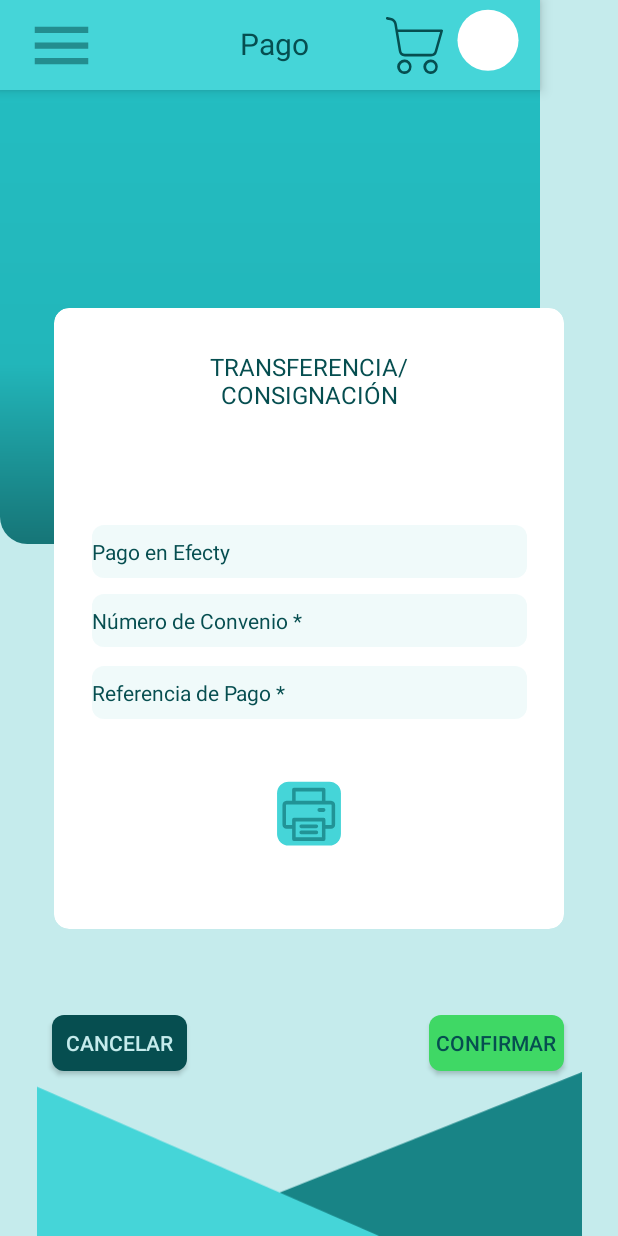
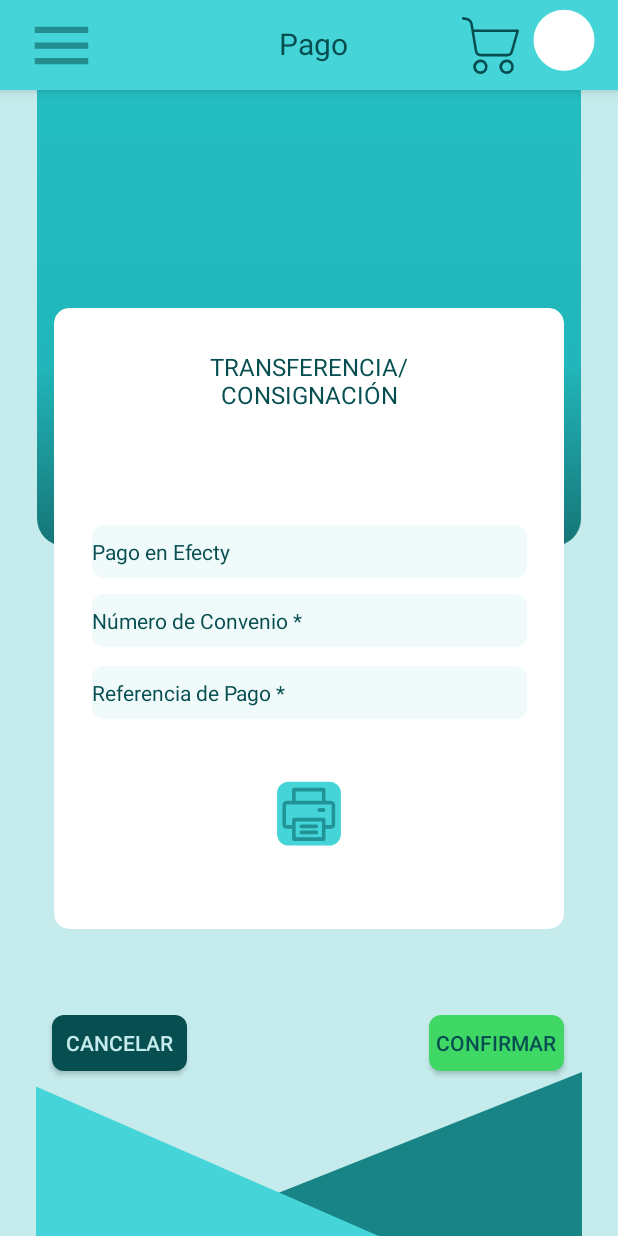
Before and after one commit to bgilbarreto/app_mobile_project, an Android app: the screen it shows after launch (MainActivity), on a phone screen of 412 x 824 dp. Run offline under Robolectric (Android 15) with nearby library versions, the light colour scheme and no system bars.

Commit message:
ajustes de diseño responsive, bloqueo de rotacion

```diff
--- a/app/src/main/res/layout/activity_camera_view.xml
+++ b/app/src/main/res/layout/activity_camera_view.xml
@@ -25,7 +25,7 @@
         tools:ignore="MissingConstraints" />
 
     <androidx.appcompat.widget.Toolbar
-        android:layout_width="360dp"
+        android:layout_width="match_parent"
         android:layout_height="60dp"
         android:background="@color/light_toolbar"
         android:elevation="5dp"
@@ -117,9 +117,10 @@
         android:background="@drawable/camera_icon"
         app:layout_constraintBottom_toBottomOf="parent"
         app:layout_constraintEnd_toEndOf="parent"
+        app:layout_constraintHorizontal_bias="0.534"
         app:layout_constraintStart_toStartOf="parent"
         app:layout_constraintTop_toTopOf="parent"
-        app:layout_constraintVertical_bias="0.969"
+        app:layout_constraintVertical_bias="0.955"
         tools:ignore="MissingConstraints" />
 
 </androidx.constraintlayout.widget.ConstraintLayout>
--- a/app/src/main/res/layout/activity_confirm_delivery.xml
+++ b/app/src/main/res/layout/activity_confirm_delivery.xml
@@ -9,7 +9,7 @@
 
     <ImageView
         android:id="@+id/imageView4"
-        android:layout_width="360dp"
+        android:layout_width="match_parent"
         android:layout_height="364dp"
         app:layout_constraintBottom_toTopOf="@+id/imageView2"
         app:layout_constraintEnd_toEndOf="parent"
@@ -21,7 +21,7 @@
 
     <androidx.appcompat.widget.Toolbar
         android:id="@+id/toolbar"
-        android:layout_width="360dp"
+        android:layout_width="match_parent"
         android:layout_height="60dp"
         android:background="@color/light_toolbar"
         android:elevation="5dp"
@@ -84,7 +84,7 @@
 
     <ImageView
         android:id="@+id/imageView2"
-        android:layout_width="363dp"
+        android:layout_width="match_parent"
         android:layout_height="109dp"
         app:layout_constraintBottom_toBottomOf="parent"
         app:layout_constraintEnd_toEndOf="parent"
--- a/app/src/main/res/layout/activity_main.xml
+++ b/app/src/main/res/layout/activity_main.xml
@@ -9,7 +9,7 @@
 
     <ImageView
         android:id="@+id/imageView4"
-        android:layout_width="360dp"
+        android:layout_width="match_parent"
         android:layout_height="364dp"
         app:layout_constraintBottom_toTopOf="@+id/imageView2"
         app:layout_constraintEnd_toEndOf="parent"
@@ -20,7 +20,7 @@
         app:srcCompat="@drawable/ic_rectangulo_894" />
 
     <androidx.appcompat.widget.Toolbar
-        android:layout_width="360dp"
+        android:layout_width="match_parent"
         android:layout_height="60dp"
         android:background="@color/light_toolbar"
         android:elevation="5dp"
@@ -82,7 +82,7 @@
 
     <ImageView
         android:id="@+id/imageView2"
-        android:layout_width="363dp"
+        android:layout_width="match_parent"
         android:layout_height="109dp"
         app:layout_constraintBottom_toBottomOf="parent"
         app:layout_constraintEnd_toEndOf="parent"
--- a/app/src/main/res/layout/activity_pago__debito.xml
+++ b/app/src/main/res/layout/activity_pago__debito.xml
@@ -9,7 +9,7 @@
 
     <ImageView
         android:id="@+id/imageView4"
-        android:layout_width="360dp"
+        android:layout_width="match_parent"
         android:layout_height="364dp"
         app:layout_constraintBottom_toTopOf="@+id/imageView2"
         app:layout_constraintEnd_toEndOf="parent"
@@ -20,7 +20,7 @@
         app:srcCompat="@drawable/ic_rectangulo_894" />
 
     <androidx.appcompat.widget.Toolbar
-        android:layout_width="360dp"
+        android:layout_width="match_parent"
         android:layout_height="60dp"
         android:background="@color/light_toolbar"
         android:elevation="5dp"
@@ -82,7 +82,7 @@
 
     <ImageView
         android:id="@+id/imageView2"
-        android:layout_width="363dp"
+        android:layout_width="match_parent"
         android:layout_height="109dp"
         app:layout_constraintBottom_toBottomOf="parent"
         app:layout_constraintEnd_toEndOf="parent"
--- a/app/src/main/res/layout/activity_send_image.xml
+++ b/app/src/main/res/layout/activity_send_image.xml
@@ -26,7 +26,7 @@
 
     <androidx.appcompat.widget.Toolbar
         android:id="@+id/toolbar2"
-        android:layout_width="360dp"
+        android:layout_width="match_parent"
         android:layout_height="60dp"
         android:background="@color/light_toolbar"
         android:elevation="5dp"
```
Also changed, not shown: app/src/main/AndroidManifest.xml (+6 -5 lines).
